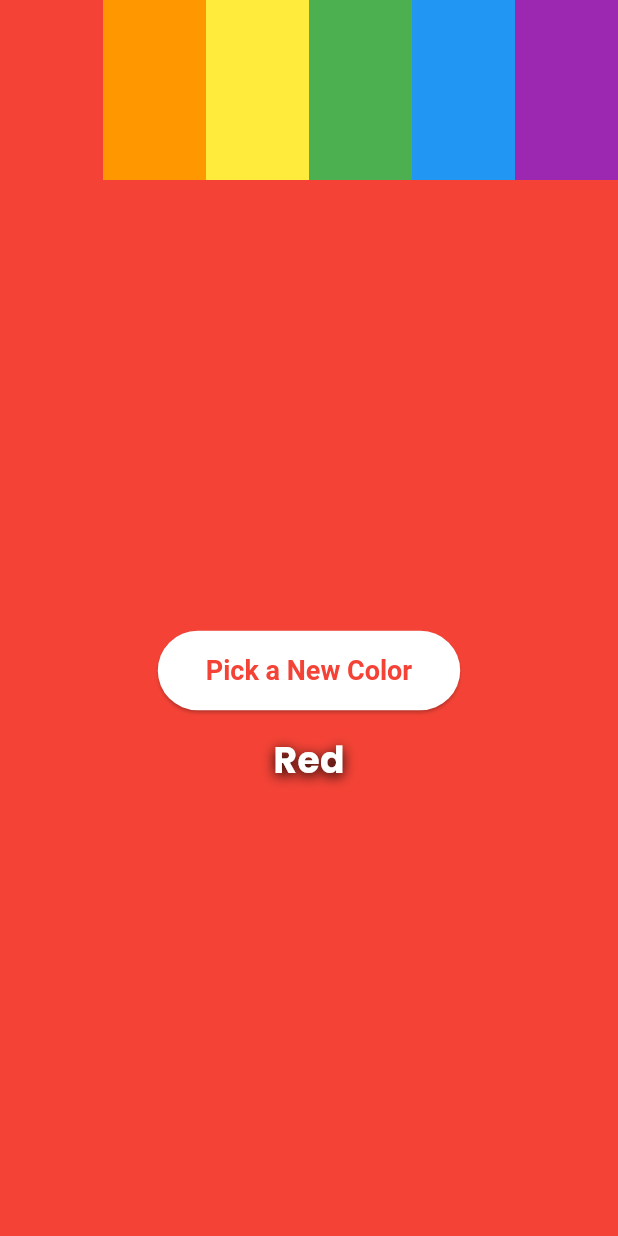
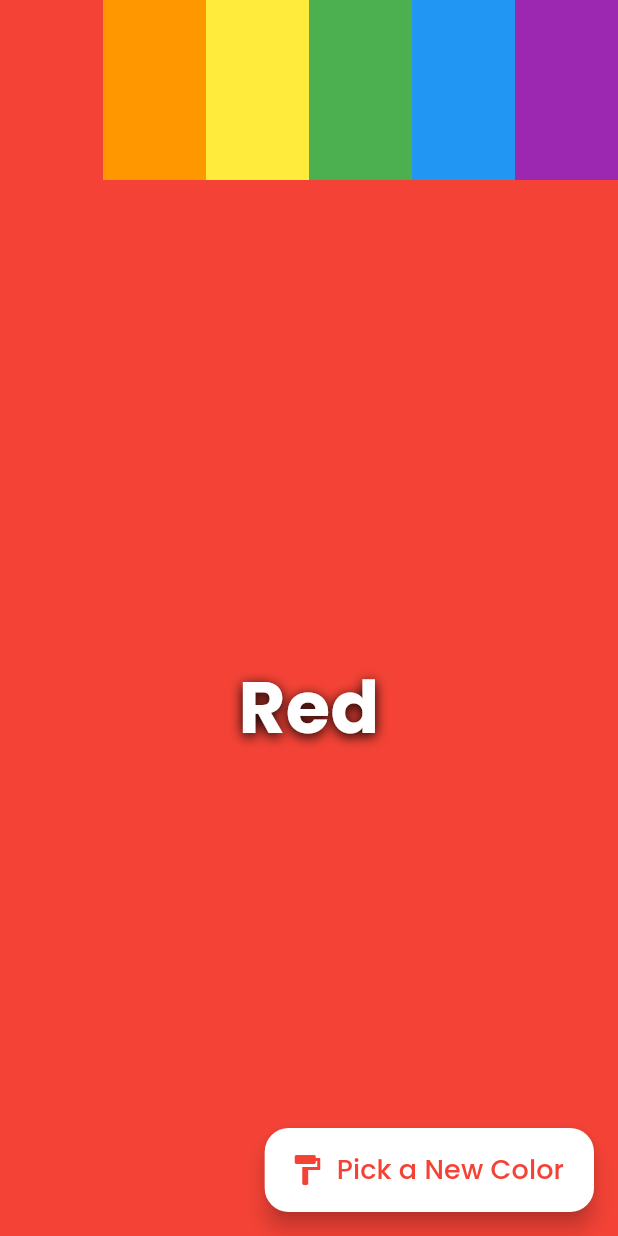
Before and after one commit to bluestemso/quikpik_app, a Flutter app: the RandomColorScreen screen opened directly, on a phone screen of 412 x 824 dp. Run offline on Flutter 3.47's test engine with Material 3 defaults, Android fonts, the light colour scheme and no system bars; our stand-ins replace google_fonts, shared_preferences; missing offline and left inert: randomness_90_minute_flutter; accounts and stored records are empty; statements that could not run were skipped.

Commit message:
Final commit before releasing 1.0.1+2

```diff
--- a/lib/screens/random_color_screen.dart
+++ b/lib/screens/random_color_screen.dart
@@ -114,7 +114,18 @@ class _RandomColorScreenState extends State<RandomColorScreen> {
 
   @override
   Widget build(BuildContext context) {
-    return AnimatedContainer(
+    return Scaffold(
+      floatingActionButton: FloatingActionButton.extended(
+        onPressed: _generateRandomColor,
+        icon: const Icon(Icons.format_paint),
+        label: const Text(
+          'Pick a New Color',
+          style: TextStyle(fontSize: 18),
+        ),
+        backgroundColor: Colors.white,
+        foregroundColor: _currentColor,
+      ),
+      body: AnimatedContainer(
         duration: const Duration(milliseconds: 500),
         color: _currentColor,
         child: _isLoading
@@ -159,31 +170,11 @@ class _RandomColorScreenState extends State<RandomColorScreen> {
                   ),
                   Expanded(
                     child: Center(
-                    child: Column(
-                      mainAxisAlignment: MainAxisAlignment.center,
-                      children: [
-                        ElevatedButton(
-                          onPressed: _generateRandomColor,
-                          style: ElevatedButton.styleFrom(
-                            backgroundColor: Colors.white,
-                            foregroundColor: _currentColor,
-                            padding: const EdgeInsets.symmetric(
-                              horizontal: 32,
-                              vertical: 16,
-                            ),
-                            textStyle: const TextStyle(
-                              fontSize: 18,
-                              fontWeight: FontWeight.bold,
-                            ),
-                          ),
-                          child: const Text('Pick a New Color'),
-                        ),
-                        const SizedBox(height: 16),
-                        Text(
+                      child: Text(
                         _getColorName(_currentColor),
                         style: const TextStyle(
                           color: Colors.white,
-                            fontSize: 24,
+                          fontSize: 48,
                           fontWeight: FontWeight.bold,
                           shadows: [
                             Shadow(
@@ -194,12 +185,11 @@ class _RandomColorScreenState extends State<RandomColorScreen> {
                           ],
                         ),
                       ),
-                      ],
-                    ),
                     ),
                   ),
                 ],
               ),
+      ),
     );
   }
 }
```
Also changed, not shown: lib/screens/coin_flip_screen.dart (+26 -15 lines), lib/screens/list_selector_screen.dart (+6 -2 lines), lib/screens/random_number_screen.dart (+9 -12 lines), pubspec.yaml (+4 -66 lines). Lines whose indentation alone changed are shown as unchanged.
